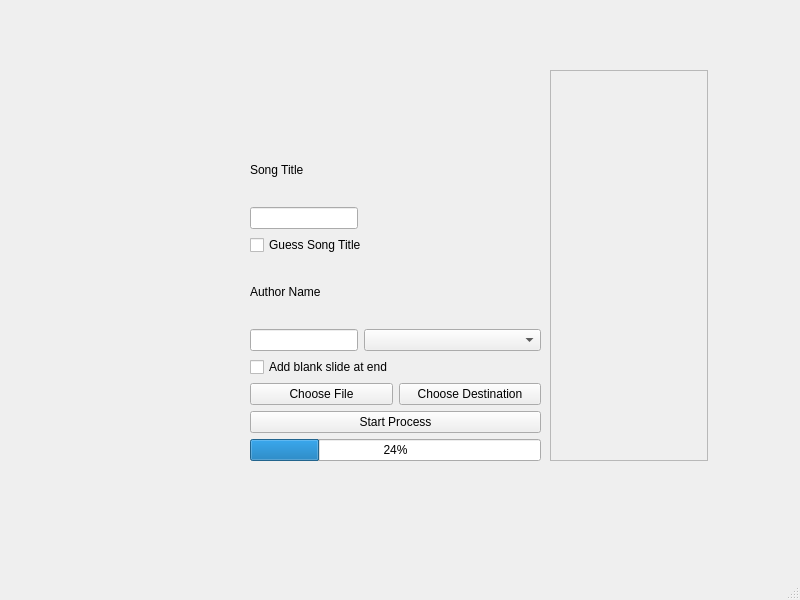
Before: the Qt Designer form src/main.ui in Diode-exe/pptxToOpenLyrics, drawn with Qt 5.
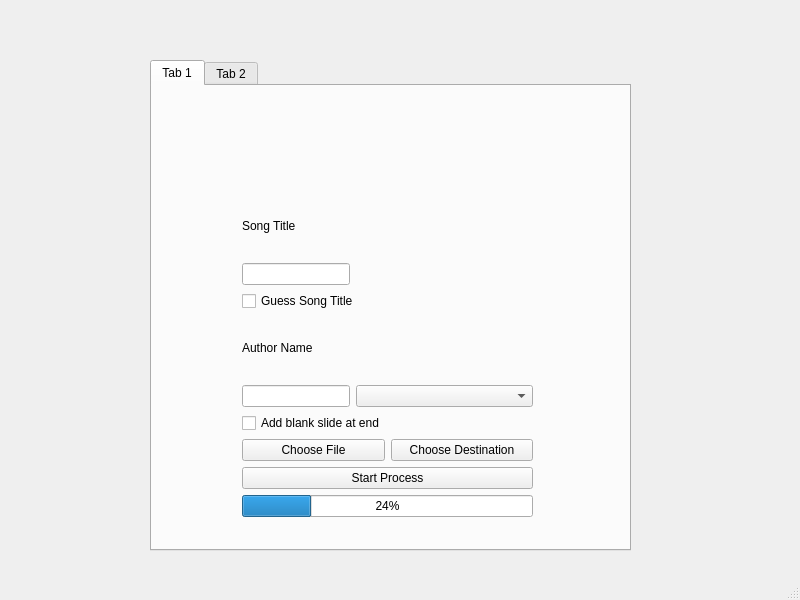
After: the same form once the commit is applied.

Commit message: Added tabs for batching mode (not working yet)

```diff
--- a/src/main.ui
+++ b/src/main.ui
@@ -14,11 +14,24 @@
    <string>MainWindow</string>
   </property>
   <widget class="QWidget" name="centralwidget">
+   <widget class="QTabWidget" name="tabWidget">
+    <property name="geometry">
+     <rect>
+      <x>150</x>
+      <y>60</y>
+      <width>481</width>
+      <height>491</height>
+     </rect>
+    </property>
+    <widget class="QWidget" name="single_mode_tab">
+     <attribute name="title">
+      <string>Tab 1</string>
+     </attribute>
    <widget class="QWidget" name="verticalLayoutWidget">
     <property name="geometry">
      <rect>
-      <x>250</x>
-      <y>70</y>
+        <x>90</x>
+        <y>40</y>
       <width>291</width>
       <height>391</height>
      </rect>
@@ -127,27 +140,11 @@
      </item>
     </layout>
    </widget>
-   <widget class="QScrollArea" name="batching_scroll">
-    <property name="geometry">
-     <rect>
-      <x>550</x>
-      <y>70</y>
-      <width>158</width>
-      <height>391</height>
-     </rect>
-    </property>
-    <property name="widgetResizable">
-     <bool>true</bool>
-    </property>
-    <widget class="QWidget" name="batching_scroll_contents">
-     <property name="geometry">
-      <rect>
-       <x>0</x>
-       <y>0</y>
-       <width>154</width>
-       <height>387</height>
-      </rect>
-     </property>
+    </widget>
+    <widget class="QWidget" name="batching_mode_tab">
+     <attribute name="title">
+      <string>Tab 2</string>
+     </attribute>
     </widget>
    </widget>
   </widget>
```
Lines whose indentation alone changed are shown as unchanged.
